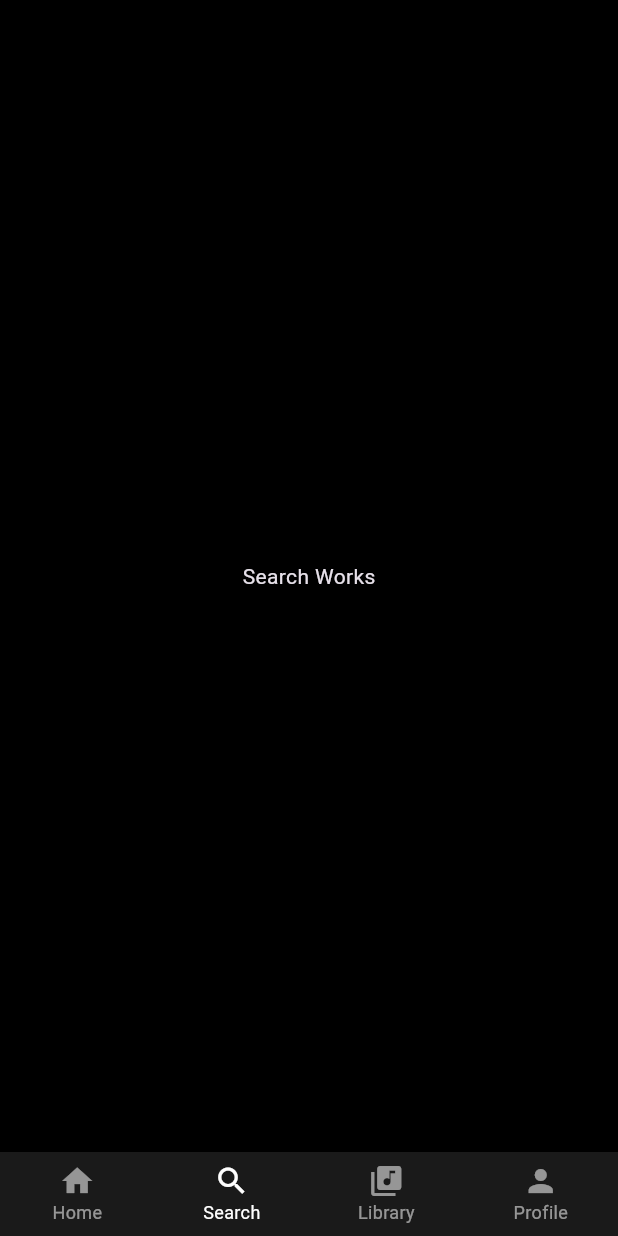
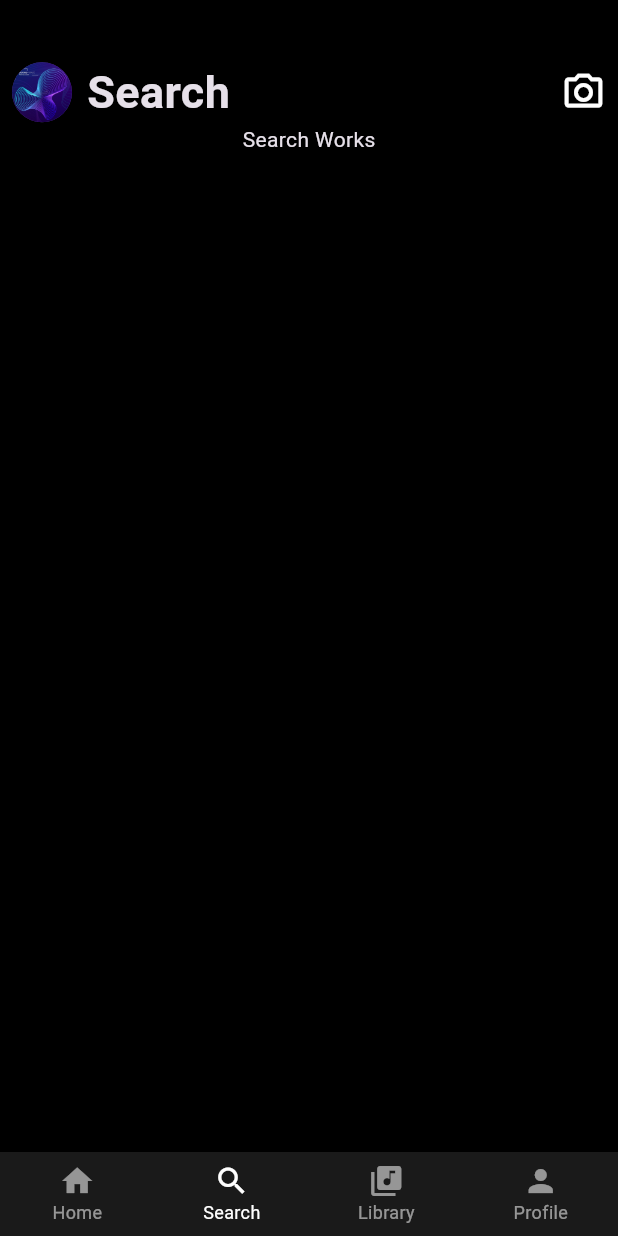
Before and after one commit to Darrylwin/spot__ui, a Flutter app: the screen it shows after launch, item 2 of the bottom bar chosen, on a phone screen of 412 x 824 dp. Run offline on Flutter 3.47's test engine with Material 3 defaults, Android fonts, the light colour scheme and no system bars.

Commit message:
search section

```diff
--- a/lib/views/search.dart
+++ b/lib/views/search.dart
@@ -10,9 +10,40 @@ class SearchView extends StatefulWidget {
 class _SearchViewState extends State<SearchView> {
   @override
   Widget build(BuildContext context) {
-    return const Scaffold(
-      body: Center(
-        child: Text("Search Works"),
+    return Scaffold(
+      body: SafeArea(
+        child: Padding(
+          padding: const EdgeInsets.symmetric(horizontal: 8.0),
+          child: Column(
+            children: [
+              SizedBox(
+                height: 40,
+              ),
+              Row(
+                mainAxisAlignment: MainAxisAlignment.spaceBetween,
+                children: [
+                  Row(
+                    children: [
+                      CircleAvatar(
+                        backgroundImage: AssetImage("assets/album8.jpg"),
+                      ),
+                      SizedBox(width: 10),
+                      Text(
+                        "Search",
+                        style: TextStyle(
+                            fontSize: 30, fontWeight: FontWeight.bold),
+                      ),
+                    ],
+                  ),
+                  Icon(Icons.camera_alt_outlined, size: 30, weight: 40)
+                ],
+              ),
+              Center(
+                child: Text("Search Works"),
+              ),
+            ],
+          ),
+        ),
       ),
     );
   }
```
